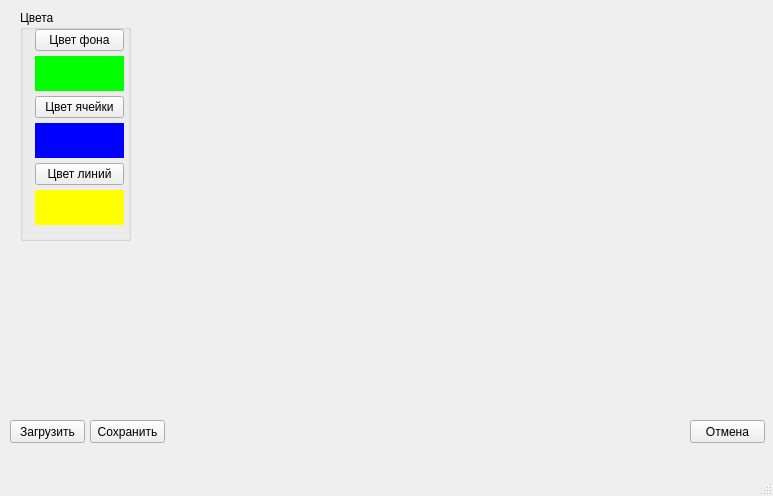
Old version of the form qtlife/Settings.ui in the repository fvoidxf/hashwd.
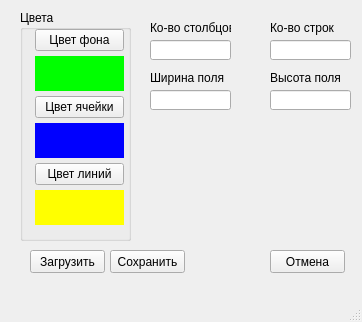
New version of the form.

Commit message: Добавлены настройка размера и ко-ва ячеек

What changed in the file:
```diff
--- a/qtlife/Settings.ui
+++ b/qtlife/Settings.ui
@@ -6,8 +6,8 @@
    <rect>
     <x>0</x>
     <y>0</y>
-    <width>773</width>
-    <height>496</height>
+    <width>362</width>
+    <height>322</height>
    </rect>
   </property>
   <property name="windowTitle">
@@ -17,8 +17,8 @@
    <widget class="QPushButton" name="loadButton">
     <property name="geometry">
      <rect>
-      <x>10</x>
-      <y>420</y>
+      <x>30</x>
+      <y>250</y>
       <width>75</width>
       <height>23</height>
      </rect>
@@ -30,8 +30,8 @@
    <widget class="QPushButton" name="saveButton">
     <property name="geometry">
      <rect>
-      <x>90</x>
-      <y>420</y>
+      <x>110</x>
+      <y>250</y>
       <width>75</width>
       <height>23</height>
      </rect>
@@ -43,8 +43,8 @@
    <widget class="QPushButton" name="cancelButton">
     <property name="geometry">
      <rect>
-      <x>690</x>
-      <y>420</y>
+      <x>270</x>
+      <y>250</y>
       <width>75</width>
       <height>23</height>
      </rect>
@@ -1473,6 +1473,101 @@
      </layout>
     </widget>
    </widget>
+   <widget class="QLabel" name="label">
+    <property name="geometry">
+     <rect>
+      <x>150</x>
+      <y>20</y>
+      <width>81</width>
+      <height>16</height>
+     </rect>
+    </property>
+    <property name="text">
+     <string>Ко-во столбцов</string>
+    </property>
+   </widget>
+   <widget class="QLineEdit" name="lineEditColumns">
+    <property name="geometry">
+     <rect>
+      <x>150</x>
+      <y>40</y>
+      <width>81</width>
+      <height>20</height>
+     </rect>
+    </property>
+    <property name="inputMask">
+     <string/>
+    </property>
+   </widget>
+   <widget class="QLabel" name="label_2">
+    <property name="geometry">
+     <rect>
+      <x>270</x>
+      <y>20</y>
+      <width>71</width>
+      <height>16</height>
+     </rect>
+    </property>
+    <property name="text">
+     <string>Ко-во строк</string>
+    </property>
+   </widget>
+   <widget class="QLineEdit" name="lineEditRows">
+    <property name="geometry">
+     <rect>
+      <x>270</x>
+      <y>40</y>
+      <width>81</width>
+      <height>20</height>
+     </rect>
+    </property>
+   </widget>
+   <widget class="QLabel" name="label_3">
+    <property name="geometry">
+     <rect>
+      <x>150</x>
+      <y>70</y>
+      <width>81</width>
+      <height>16</height>
+     </rect>
+    </property>
+    <property name="text">
+     <string>Ширина поля</string>
+    </property>
+   </widget>
+   <widget class="QLineEdit" name="lineEditWidth">
+    <property name="geometry">
+     <rect>
+      <x>150</x>
+      <y>90</y>
+      <width>81</width>
+      <height>20</height>
+     </rect>
+    </property>
+   </widget>
+   <widget class="QLabel" name="label_4">
+    <property name="geometry">
+     <rect>
+      <x>270</x>
+      <y>70</y>
+      <width>81</width>
+      <height>16</height>
+     </rect>
+    </property>
+    <property name="text">
+     <string>Высота поля</string>
+    </property>
+   </widget>
+   <widget class="QLineEdit" name="lineEditHeight">
+    <property name="geometry">
+     <rect>
+      <x>270</x>
+      <y>90</y>
+      <width>81</width>
+      <height>20</height>
+     </rect>
+    </property>
+   </widget>
   </widget>
   <widget class="QMenuBar" name="menubar">
    <property name="geometry">
```
Left out of the diff: 2 changed lines with no effect on the pictures. The commit also changes 2 other files.
